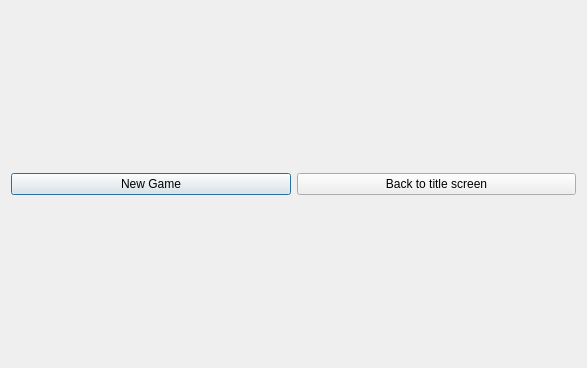
Old version of the form TicTacToeNew/Forms/TicTacToeGame.ui in the repository Michael-lhany/TIC-TAC-TOE.
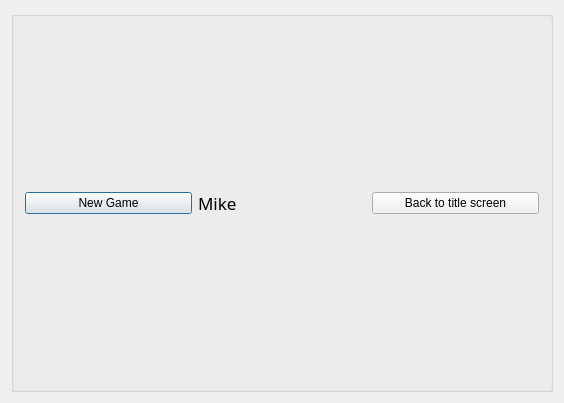
New version of the form.

What changed in the file:
```diff
--- a/TicTacToeNew/Forms/TicTacToeGame.ui
+++ b/TicTacToeNew/Forms/TicTacToeGame.ui
@@ -9,8 +9,8 @@
    <rect>
     <x>0</x>
     <y>0</y>
-    <width>587</width>
-    <height>368</height>
+    <width>564</width>
+    <height>403</height>
    </rect>
   </property>
   <property name="sizePolicy">
@@ -57,6 +57,7 @@
         </layout>
        </item>
        <item>
+        <widget class="QGroupBox" name="">
         <layout class="QHBoxLayout" name="horizontalLayout_2">
          <item>
           <widget class="QPushButton" name="reset">
@@ -65,6 +66,19 @@
            </property>
           </widget>
          </item>
+          <item>
+           <widget class="QLabel" name="adell">
+            <property name="font">
+             <font>
+              <family>Segoe UI Semibold</family>
+              <pointsize>13</pointsize>
+             </font>
+            </property>
+            <property name="text">
+             <string>Mike</string>
+            </property>
+           </widget>
+          </item>
          <item>
           <widget class="QPushButton" name="back">
            <property name="text">
@@ -73,6 +87,7 @@
           </widget>
          </item>
         </layout>
+        </widget>
        </item>
       </layout>
      </item>
```
Lines whose indentation alone changed are shown as unchanged.
